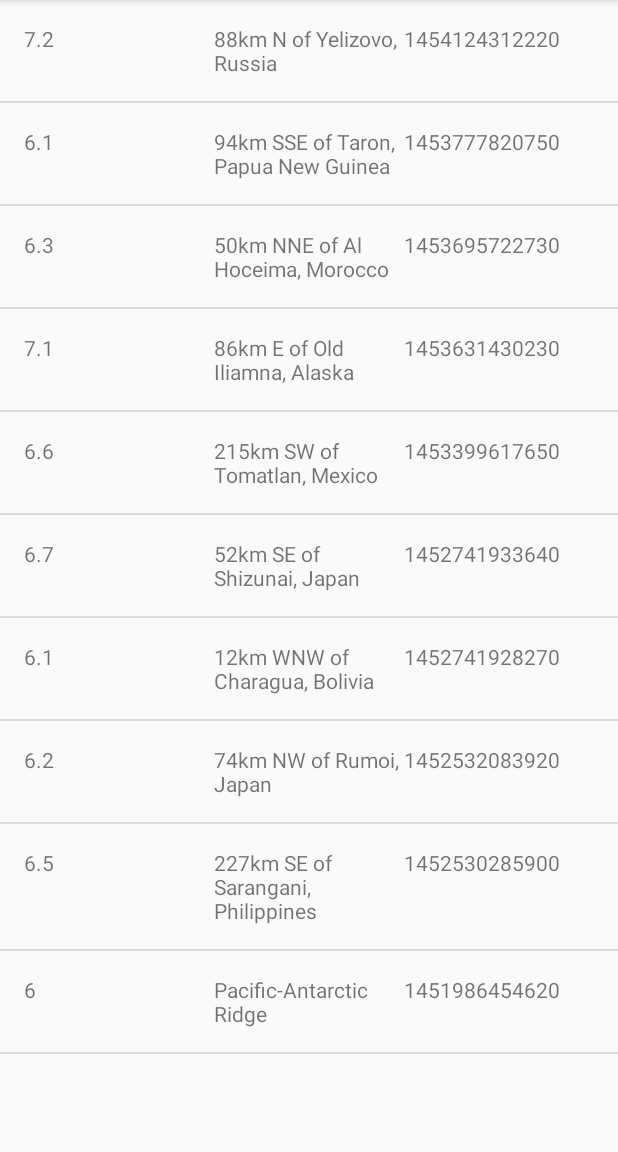
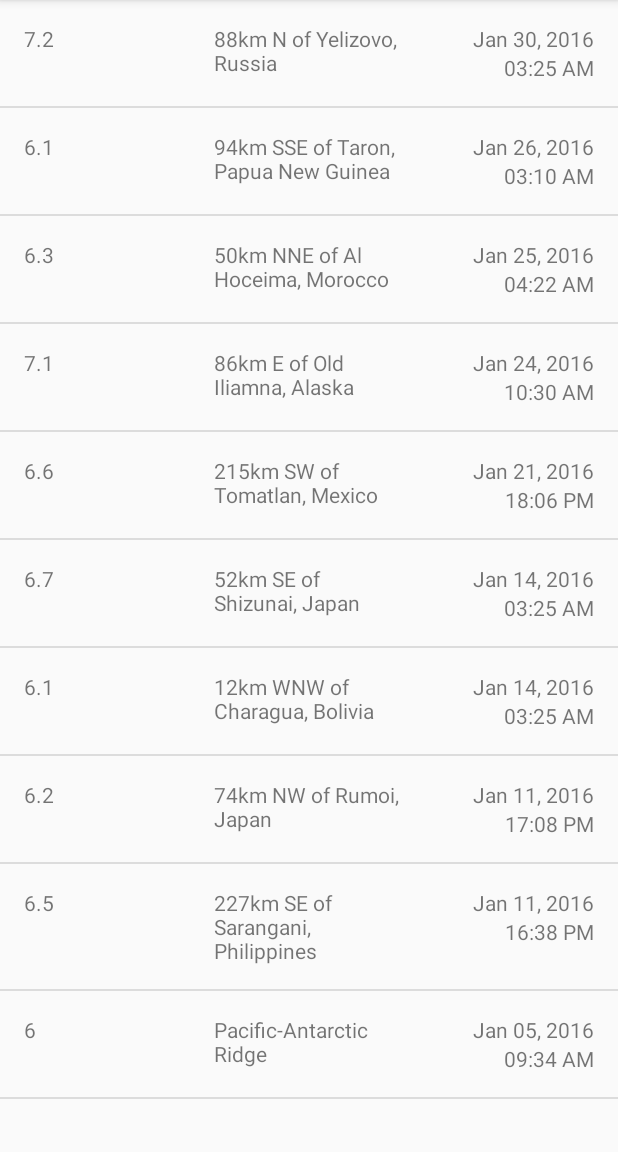
Before and after one commit to m-alansary/QuakeReport, an Android app: the screen it shows after launch (EarthquakeActivity), on a phone screen of 412 x 824 dp, the part 84-1236 px from its top. Run offline under Robolectric (Android 15) with nearby library versions, the phone set to English and light mode, and no system bars.

```diff
--- a/app/build.gradle
+++ b/app/build.gradle
@@ -2,7 +2,6 @@ apply plugin: 'com.android.application'
 
 android {
     compileSdkVersion 23
-    buildToolsVersion "23.0.2"
 
     defaultConfig {
         applicationId "com.example.android.quakereport"
--- a/app/src/main/java/com/example/android/quakereport/Earthquake.java
+++ b/app/src/main/java/com/example/android/quakereport/Earthquake.java
@@ -4,11 +4,13 @@ public class Earthquake {
     private String eCountry;
     private String eDate;
     private String eMag;
+    private String eTime;
 
-    public Earthquake(String country, String date, String mag) {
+    public Earthquake(String country, String date, String mag, String time) {
         eCountry = country;
         eDate = date;
         eMag = mag;
+        eTime = time;
     }
 
     public String getCountry() {
@@ -23,4 +25,7 @@ public class Earthquake {
         return eMag;
     }
 
+    public String geteTime() {
+        return eTime;
+    }
 }
--- a/app/src/main/java/com/example/android/quakereport/EarthquakeAdaptor.java
+++ b/app/src/main/java/com/example/android/quakereport/EarthquakeAdaptor.java
@@ -43,6 +43,10 @@ public class EarthquakeAdaptor extends ArrayAdapter<Earthquake> {
 
         mag.setText(currentEarthquake.getMag());
 
+        TextView time = (TextView) listItemView.findViewById(R.id.time);
+
+        time.setText(currentEarthquake.geteTime());
+
         return listItemView;
     }
 }
--- a/app/src/main/java/com/example/android/quakereport/QueryUtils.java
+++ b/app/src/main/java/com/example/android/quakereport/QueryUtils.java
@@ -6,6 +6,8 @@ import org.json.JSONArray;
 import org.json.JSONException;
 import org.json.JSONObject;
 
+import java.text.SimpleDateFormat;
+import java.util.Date;
 import java.util.ArrayList;
 
 /**
@@ -53,12 +55,15 @@ public final class QueryUtils {
                 JSONObject properties = element.getJSONObject("properties");
                 String mag = properties.getString("mag");
                 String place = properties.getString("place");
-                String time = properties.getString("time");
-                Earthquake earthquake = new Earthquake(place, time, mag);
+                long timeMille = properties.getLong("time");
+                Date dateObject =  new Date(timeMille);
+                SimpleDateFormat dateFormatter = new SimpleDateFormat("MMM DD, yyyy");
+                String date = dateFormatter.format(dateObject);
+                SimpleDateFormat timeFormatter = new SimpleDateFormat("HH:mm a");
+                String time = timeFormatter.format(dateObject);
+                Earthquake earthquake = new Earthquake(place, date, mag, time);
                 earthquakes.add(earthquake);
             }
-            // TODO: Parse the response given by the SAMPLE_JSON_RESPONSE string and
-            // build up a list of Earthquake objects with the corresponding data.
 
         } catch (JSONException e) {
             // If an error is thrown when executing any of the above statements in the "try" block,
--- a/app/src/main/res/layout/list_item.xml
+++ b/app/src/main/res/layout/list_item.xml
@@ -26,13 +26,28 @@
             android:layout_height="wrap_content"
             android:id="@+id/country"
             tools:text="San Francisco" />
-
-        <TextView
+        <LinearLayout
             android:layout_width="0dp"
             android:layout_weight="1"
             android:layout_height="wrap_content"
-            android:id="@+id/date"
-            tools:text="July 2, 2019" />
+            android:orientation="vertical"
+            android:gravity="right ">
+
+            <TextView
+                android:layout_width="wrap_content"
+                android:layout_height="wrap_content"
+                android:id="@+id/date"
+                android:gravity="right"
+                tools:text="July 2, 2019" />
+
+            <TextView
+                android:layout_width="wrap_content"
+                android:layout_height="wrap_content"
+                android:id="@+id/time"
+                android:gravity="right"
+                tools:text="July 2, 2019" />
+
+        </LinearLayout>
 
     </LinearLayout>
 
--- a/build.gradle
+++ b/build.gradle
@@ -3,9 +3,10 @@
 buildscript {
     repositories {
         jcenter()
+        google()
     }
     dependencies {
-        classpath 'com.android.tools.build:gradle:2.1.0'
+        classpath 'com.android.tools.build:gradle:3.4.2'
 
         // NOTE: Do not place your application dependencies here; they belong
         // in the individual module build.gradle files
@@ -15,6 +16,7 @@ buildscript {
 allprojects {
     repositories {
         jcenter()
+        google()
     }
 }
 
```
Also changed, not shown: gradle/wrapper/gradle-wrapper.properties.
